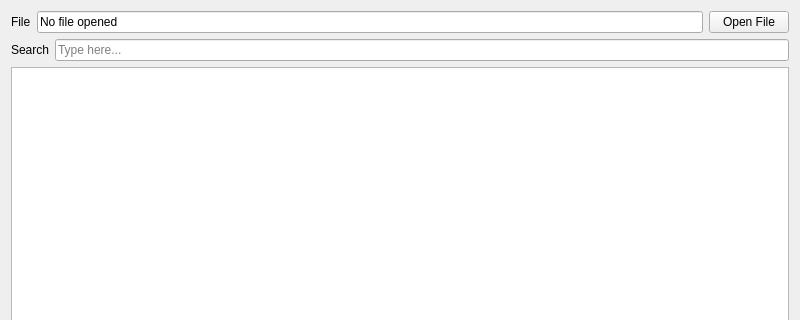
Above: csvreader.ui from Zekumoru/qt-csv-reader before the change; both pictures show x 0 to 800 and y 0 to 320 of the 800 by 600 pixel window. Below: the same form after it.
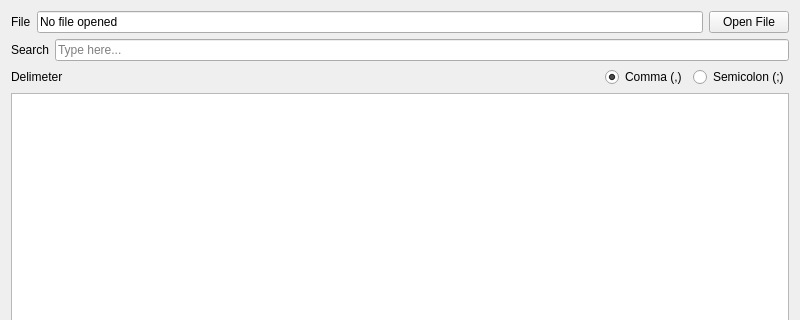
That is the form after the change.

Commit message: Add delimeter option

Patch:
```diff
--- a/csvreader.ui
+++ b/csvreader.ui
@@ -62,6 +62,47 @@
        </item>
       </layout>
      </item>
+     <item>
+      <layout class="QHBoxLayout" name="horizontalLayout_2">
+       <item>
+        <widget class="QLabel" name="label_3">
+         <property name="text">
+          <string>Delimeter</string>
+         </property>
+        </widget>
+       </item>
+       <item>
+        <spacer name="horizontalSpacer">
+         <property name="orientation">
+          <enum>Qt::Horizontal</enum>
+         </property>
+         <property name="sizeHint" stdset="0">
+          <size>
+           <width>40</width>
+           <height>20</height>
+          </size>
+         </property>
+        </spacer>
+       </item>
+       <item>
+        <widget class="QRadioButton" name="commaButton">
+         <property name="text">
+          <string>Comma (,)</string>
+         </property>
+         <property name="checked">
+          <bool>true</bool>
+         </property>
+        </widget>
+       </item>
+       <item>
+        <widget class="QRadioButton" name="semiColonButton">
+         <property name="text">
+          <string>Semicolon (;)</string>
+         </property>
+        </widget>
+       </item>
+      </layout>
+     </item>
      <item>
       <widget class="QTableView" name="tableView"/>
      </item>
```
The commit also changes 1 other file.
